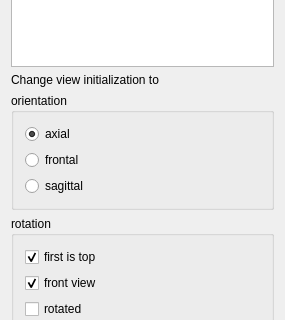
Before: the Qt Designer form Examples/Plugins/org.mitk.example.gui.imaging/src/internal/viewinitialization/QmitkViewInitializationViewControls.ui in MITK/MITK, drawn with Qt 5; both pictures show x 0 to 285 and y 87 to 407 of the 285 by 741 pixel window.
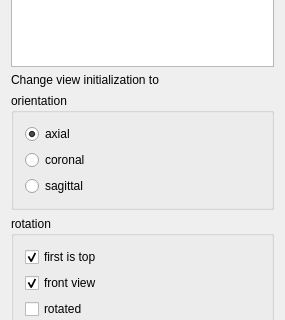
After: the same form once the commit is applied.

Commit message:
Remove "frontal" from slice navigation controller
Replace with "coronal" to be consistent with other view
directions inside MITK.

Diff of the .ui file:
```diff
--- a/Examples/Plugins/org.mitk.example.gui.imaging/src/internal/viewinitialization/QmitkViewInitializationViewControls.ui
+++ b/Examples/Plugins/org.mitk.example.gui.imaging/src/internal/viewinitialization/QmitkViewInitializationViewControls.ui
@@ -73,7 +73,7 @@
       <item>
        <widget class="QRadioButton" name="rbFrontal" >
         <property name="text" >
-         <string>frontal</string>
+         <string>coronal</string>
         </property>
        </widget>
       </item>
```
Left out of the diff: 2 changed lines with no effect on the pictures. The commit also changes 14 other files.
